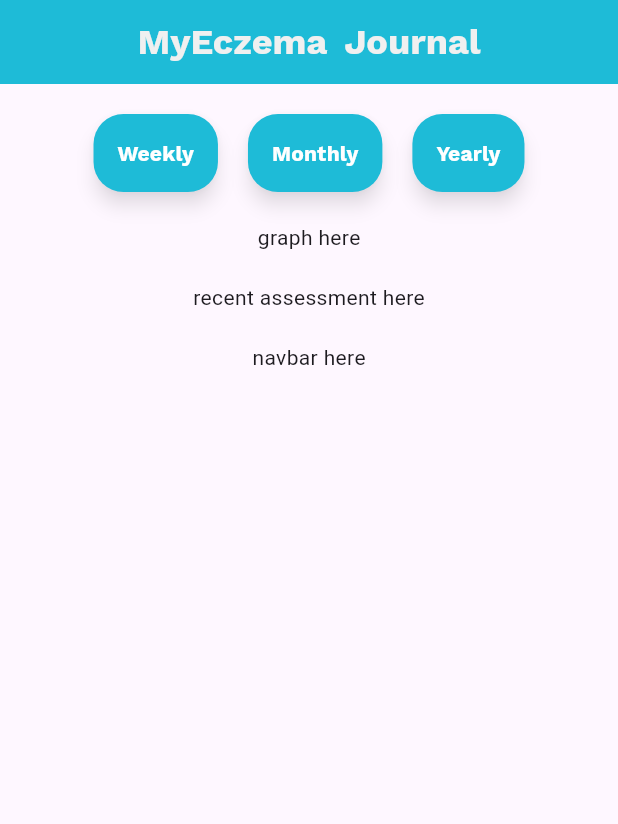
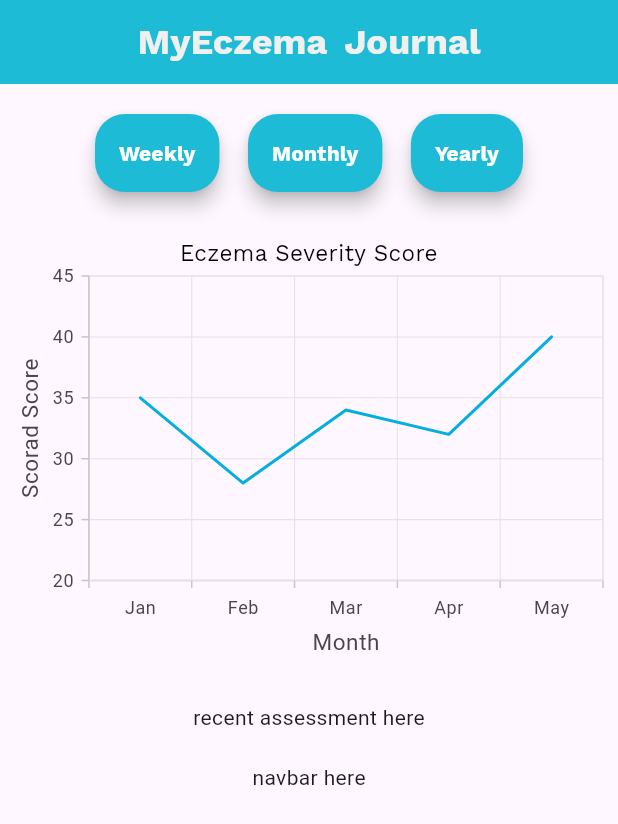
Before and after one commit to SyukriDzulkarnin/mejfyp, a Flutter app: the screen it shows after launch, on a phone screen of 412 x 824 dp. Shown: the top 824 px of the screen. Run offline on Flutter 3.47's test engine with Material 3 defaults, Android fonts, the light colour scheme and no system bars; our stand-ins replace google_fonts, syncfusion_flutter_charts.

Commit message:
added graph from sfcartesianchart

```diff
--- a/lib/main.dart
+++ b/lib/main.dart
@@ -1,6 +1,7 @@
 import 'package:flutter/material.dart';
 import 'package:google_fonts/google_fonts.dart';
 import 'package:mej/theme.dart';
+import 'package:syncfusion_flutter_charts/charts.dart';
 
 void main() {
   runApp(const MaterialApp(
@@ -71,7 +72,7 @@ class _DateButtonState extends State<DateButton> {
                 padding:
                     const EdgeInsets.symmetric(horizontal: 16, vertical: 16),
                 elevation: 5,
-                shadowColor: Colors.black.withOpacity(0.5),
+                shadowColor: Colors.black.withOpacity(1.0),
               ),
               child: Text(
                 'Weekly',
@@ -83,7 +84,7 @@ class _DateButtonState extends State<DateButton> {
                 ),
               ),
             ),
-            const SizedBox(width: 20),
+            const SizedBox(width: 19),
             ElevatedButton(
               onPressed: () {},
               style: ElevatedButton.styleFrom(
@@ -94,7 +95,7 @@ class _DateButtonState extends State<DateButton> {
                 padding:
                     const EdgeInsets.symmetric(horizontal: 16, vertical: 16),
                 elevation: 5,
-                shadowColor: Colors.black.withOpacity(0.5),
+                shadowColor: Colors.black.withOpacity(1.0),
               ),
               child: Text(
                 'Monthly',
@@ -106,7 +107,7 @@ class _DateButtonState extends State<DateButton> {
                 ),
               ),
             ),
-            const SizedBox(width: 20),
+            const SizedBox(width: 19),
             ElevatedButton(
               onPressed: () {},
               style: ElevatedButton.styleFrom(
@@ -117,7 +118,7 @@ class _DateButtonState extends State<DateButton> {
                 padding:
                     const EdgeInsets.symmetric(horizontal: 16, vertical: 16),
                 elevation: 5,
-                shadowColor: Colors.black.withOpacity(0.5),
+                shadowColor: Colors.black.withOpacity(1.0),
               ),
               child: Text(
                 'Yearly',
@@ -146,8 +147,55 @@ class GraphSevere extends StatefulWidget {
 class _GraphSevereState extends State<GraphSevere> {
   @override
   Widget build(BuildContext context) {
-    return const Text('graph here');
+    return Center(
+      child: Container(
+        child: SfCartesianChart(
+          title: ChartTitle(
+            text: 'Eczema Severity Score',
+            textStyle: GoogleFonts.workSans(
+              textStyle: const TextStyle(
+                color: Colors.black,
+              ),
+            ),
+            alignment: ChartAlignment.center,
+            borderWidth: 1,
+            //borderColor: Colors.transparent,
+            //backgroundColor: AppColors.primaryColor,
+          ),
+          primaryXAxis: const CategoryAxis(
+            title: AxisTitle(text: 'Month'),
+          ),
+          primaryYAxis: const NumericAxis(
+            title: AxisTitle(text: 'Scorad Score'),
+            interval: 5,
+            minimum: 20, // Set the minimum value to 20
+          ),
+          series: <LineSeries<SeverityScoreData, String>>[
+            LineSeries<SeverityScoreData, String>(
+              // Bind data source
+              dataSource: <SeverityScoreData>[
+                SeverityScoreData('Jan', 35),
+                SeverityScoreData('Feb', 28),
+                SeverityScoreData('Mar', 34),
+                SeverityScoreData('Apr', 32),
+                SeverityScoreData('May', 40)
+              ],
+              xValueMapper: (SeverityScoreData severityScore, _) =>
+                  severityScore.year,
+              yValueMapper: (SeverityScoreData severityScore, _) =>
+                  severityScore.severityScore,
+            )
+          ],
+        ),
+      ),
+    );
   }
+}
+
+class SeverityScoreData {
+  SeverityScoreData(this.year, this.severityScore);
+  final String year;
+  final double severityScore;
 }
 
 class RecentAssessmentHistory extends StatefulWidget {
--- a/pubspec.yaml
+++ b/pubspec.yaml
@@ -36,6 +36,8 @@ dependencies:
   # Use with the CupertinoIcons class for iOS style icons.
   cupertino_icons: ^1.0.8
   google_fonts: ^6.2.1
+  fl_chart: ^0.69.2
+  syncfusion_flutter_charts: ^28.1.33
 
 dev_dependencies:
   flutter_test:
```
Also changed, not shown: pubspec.lock.
